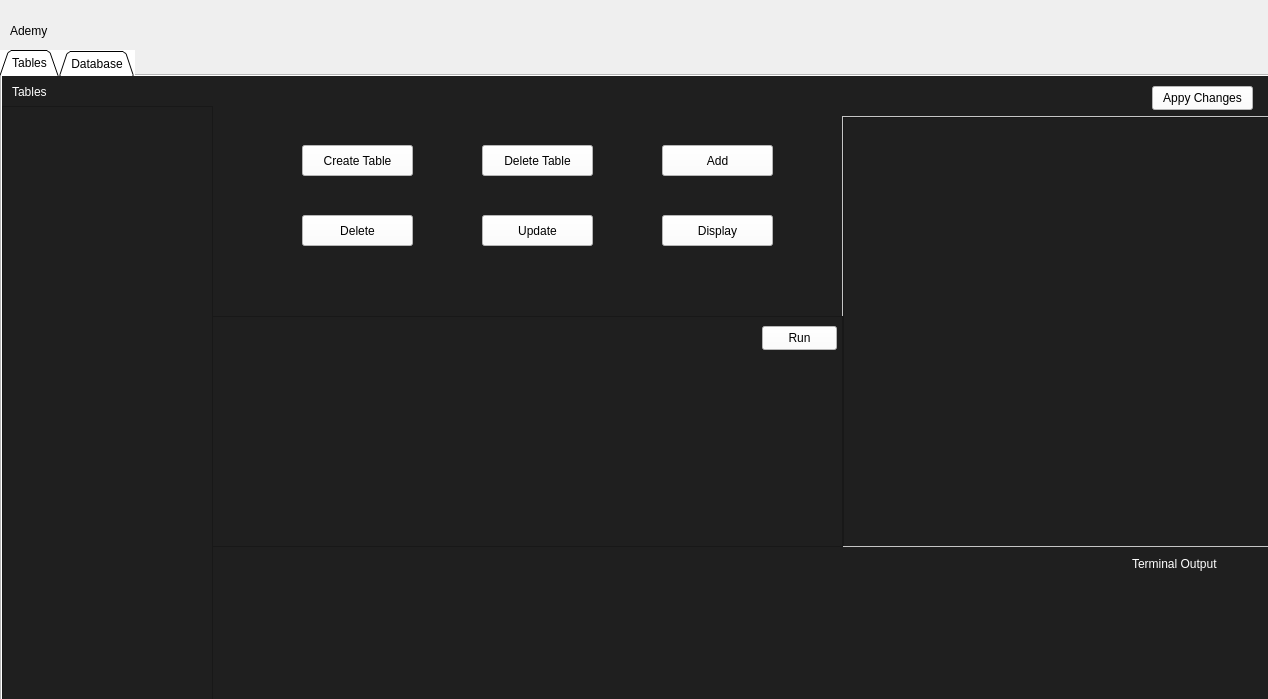
Above: ui/mainwindow.ui from Jedybox/Ademy before the change. Below: the same form after it.
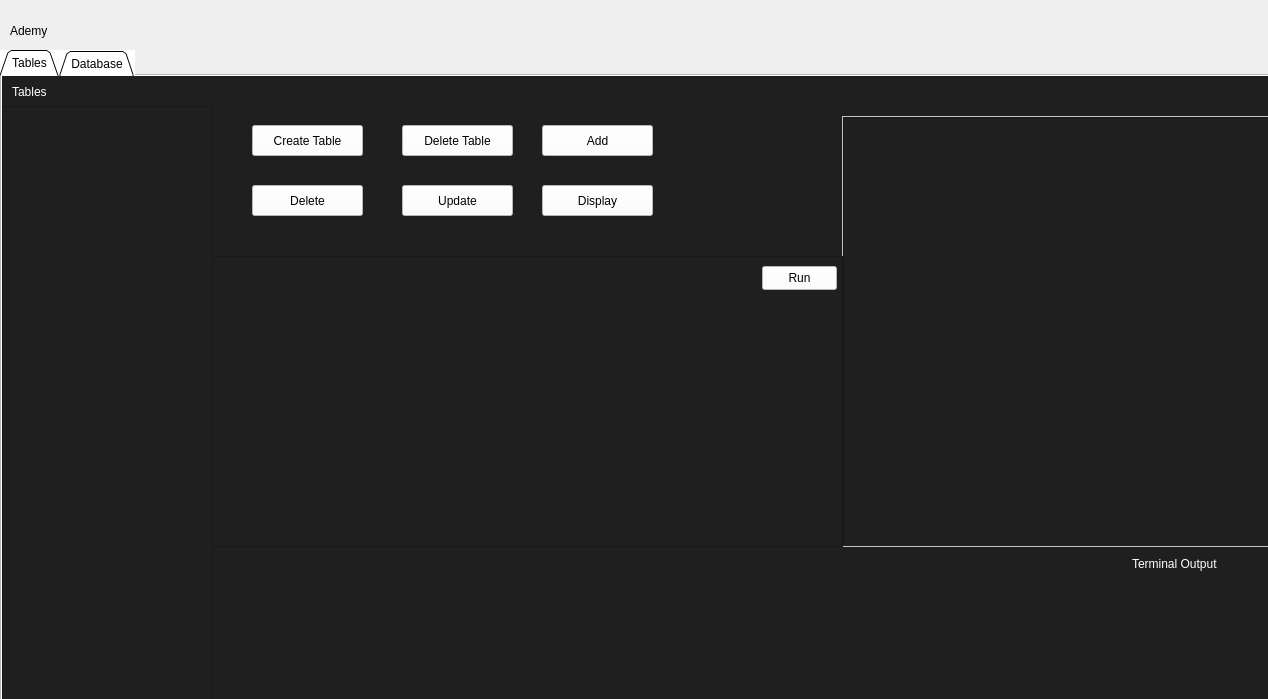
That is the form after the change.

Commit message: Add MySQL database initialization, update requirements, and refactor UI components

```diff
--- a/ui/mainwindow.ui
+++ b/ui/mainwindow.ui
@@ -171,26 +171,13 @@
        </widget>
       </widget>
      </widget>
-     <widget class="QPushButton" name="applyChangesBtn">
-      <property name="geometry">
-       <rect>
-        <x>1150</x>
-        <y>10</y>
-        <width>101</width>
-        <height>24</height>
-       </rect>
-      </property>
-      <property name="text">
-       <string>Appy Changes</string>
-      </property>
-     </widget>
      <widget class="QPlainTextEdit" name="queryEditor">
       <property name="geometry">
        <rect>
         <x>210</x>
-        <y>240</y>
+        <y>180</y>
         <width>631</width>
-        <height>231</height>
+        <height>291</height>
        </rect>
       </property>
       <property name="styleSheet">
@@ -222,7 +209,7 @@
       <property name="geometry">
        <rect>
         <x>760</x>
-        <y>250</y>
+        <y>190</y>
         <width>75</width>
         <height>24</height>
        </rect>
@@ -280,8 +267,8 @@
       <widget class="QPushButton" name="deleteFromTable">
        <property name="geometry">
         <rect>
-         <x>300</x>
-         <y>140</y>
+         <x>250</x>
+         <y>110</y>
          <width>111</width>
          <height>31</height>
         </rect>
@@ -297,8 +284,8 @@
       <widget class="QPushButton" name="updateOnTable">
        <property name="geometry">
         <rect>
-         <x>480</x>
-         <y>140</y>
+         <x>400</x>
+         <y>110</y>
          <width>111</width>
          <height>31</height>
         </rect>
@@ -314,8 +301,8 @@
       <widget class="QPushButton" name="deleteTableBtn">
        <property name="geometry">
         <rect>
-         <x>480</x>
-         <y>70</y>
+         <x>400</x>
+         <y>50</y>
          <width>111</width>
          <height>31</height>
         </rect>
@@ -331,8 +318,8 @@
       <widget class="QPushButton" name="displayBtn">
        <property name="geometry">
         <rect>
-         <x>660</x>
-         <y>140</y>
+         <x>540</x>
+         <y>110</y>
          <width>111</width>
          <height>31</height>
         </rect>
@@ -348,8 +335,8 @@
       <widget class="QPushButton" name="createTableBtn">
        <property name="geometry">
         <rect>
-         <x>300</x>
-         <y>70</y>
+         <x>250</x>
+         <y>50</y>
          <width>111</width>
          <height>31</height>
         </rect>
@@ -365,8 +352,8 @@
       <widget class="QPushButton" name="addOnTable">
        <property name="geometry">
         <rect>
-         <x>660</x>
-         <y>70</y>
+         <x>540</x>
+         <y>50</y>
          <width>111</width>
          <height>31</height>
         </rect>
```
Left out of the diff: 25 changed lines with no effect on the pictures. The commit also changes 7 other files.
